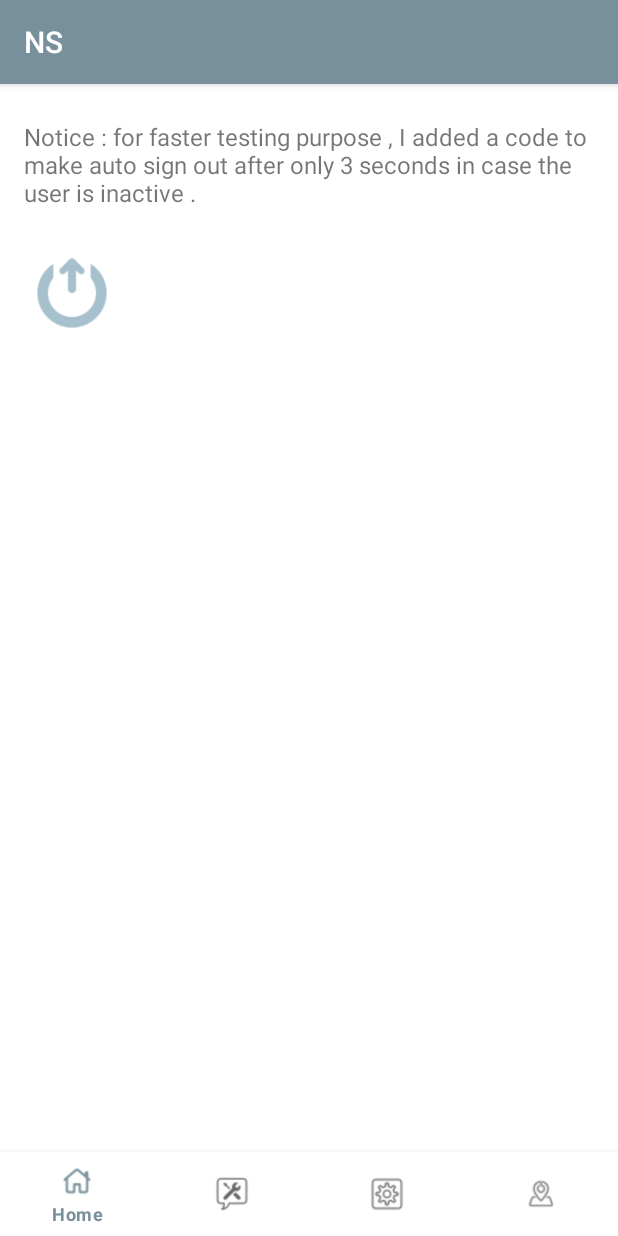
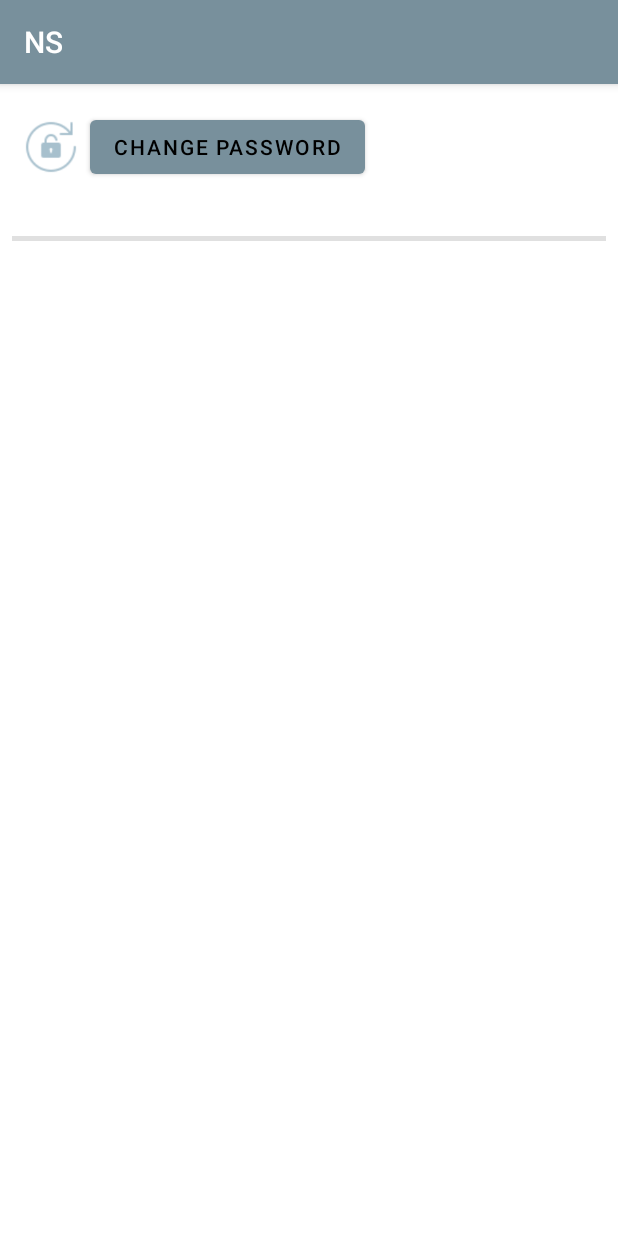
Before and after one commit to Weaam87/NS, an Android app: the screen it shows after launch once a user with an empty profile is signed in (HomeActivity before the commit, SettingsActivity after it), item 3 of the bottom bar chosen, on a phone screen of 412 x 824 dp. Run offline under Robolectric (Android 15) with nearby library versions, the phone set to English and light mode, and no system bars; our stand-ins replace Firebase (no records; nobody signed in at launch, a user with empty details on screens opened directly).

Commit message:
add settings/changePassword

```diff
--- a/app/src/main/AndroidManifest.xml
+++ b/app/src/main/AndroidManifest.xml
@@ -17,6 +17,13 @@
         android:supportsRtl="true"
         android:theme="@style/Theme.NS"
         tools:targetApi="31">
+        <activity
+            android:name=".ui.SettingsActivity"
+            android:exported="false">
+            <meta-data
+                android:name="android.app.lib_name"
+                android:value="" />
+        </activity>
         <activity
             android:name=".ui.RegisterActivity"
             android:exported="false">
--- a/app/src/main/java/com/example/ns/ui/HomeActivity.kt
+++ b/app/src/main/java/com/example/ns/ui/HomeActivity.kt
@@ -66,7 +66,8 @@ class HomeActivity : AppCompatActivity() {
                 }
                 R.id.settings -> {
                     // Respond to settings click
-                    Toast.makeText(this, "Settings", Toast.LENGTH_SHORT).show()
+                    val intent = Intent(this, SettingsActivity::class.java)
+                    startActivity(intent)
                     true
                 }
                 R.id.location -> {
@@ -134,4 +135,9 @@ class HomeActivity : AppCompatActivity() {
         stopHandler()
         super.onStop()
     }
+
+    override fun onResume() {
+        startHandler()
+        super.onResume()
+    }
 }
--- /dev/null
+++ b/app/src/main/java/com/example/ns/ui/SettingsActivity.kt
@@ -0,0 +1,108 @@
+package com.example.ns.ui
+
+import android.content.Intent
+import androidx.appcompat.app.AppCompatActivity
+import android.os.Bundle
+import android.view.View
+import android.widget.Button
+import android.widget.EditText
+import android.widget.Toast
+import com.example.ns.MainActivity
+import com.example.ns.R
+import com.google.firebase.auth.EmailAuthProvider
+import com.google.firebase.auth.FirebaseAuth
+
+class SettingsActivity : AppCompatActivity() {
+
+    private lateinit var auth: FirebaseAuth
+
+    override fun onCreate(savedInstanceState: Bundle?) {
+        super.onCreate(savedInstanceState)
+        setContentView(R.layout.activity_settings)
+
+        auth = FirebaseAuth.getInstance()
+        val changePasswordBtn: Button = findViewById(R.id.btn_change_password)
+        val currentPasswordTextInputLayout: View =
+            findViewById(R.id.current_password_textInputLayout)
+        val currentPasswordEditText: EditText = findViewById(R.id.current_password)
+        val newPasswordTextInputLayout: View = findViewById(R.id.new_password_textInputLayout)
+        val newPasswordEditText: EditText = findViewById(R.id.new_password)
+        val confirmPasswordTextInputLayout: View =
+            findViewById(R.id.confirm_password_textInputLayout_setting)
+        val confirmPasswordEditText: EditText = findViewById(R.id.confirm_password_setting)
+        val confirmChangeBtn: Button = findViewById(R.id.btn_confirm_change)
+
+        currentPasswordTextInputLayout.visibility = View.GONE
+        newPasswordTextInputLayout.visibility = View.GONE
+        confirmPasswordTextInputLayout.visibility = View.GONE
+        confirmChangeBtn.visibility = View.GONE
+
+        changePasswordBtn.setOnClickListener {
+            currentPasswordTextInputLayout.visibility = View.VISIBLE
+            newPasswordTextInputLayout.visibility = View.VISIBLE
+            confirmPasswordTextInputLayout.visibility = View.VISIBLE
+            confirmChangeBtn.visibility = View.VISIBLE
+        }
+
+        fun changePassword() {
+
+            if (currentPasswordEditText.text.isNotEmpty() &&
+                newPasswordEditText.text.isNotEmpty() &&
+                confirmPasswordEditText.text.isNotEmpty()
+            ) {
+
+                if (newPasswordEditText.text.toString() == confirmPasswordEditText.text.toString()) {
+
+                    val user = auth.currentUser
+                    if (user != null && user.email != null) {
+                        val credential = EmailAuthProvider
+                            .getCredential(user.email!!, currentPasswordEditText.text.toString())
+
+                        // Prompt the user to re-provide their sign-in credentials
+                        user.reauthenticate(credential)
+                            .addOnCompleteListener {
+                                if (it.isSuccessful) {
+                                    Toast.makeText(this, "Re-Authentication success.",Toast.LENGTH_SHORT
+                                    ).show()
+                                    user.updatePassword(newPasswordEditText.text.toString())
+                                        .addOnCompleteListener { task ->
+                                            if (task.isSuccessful) {
+                                                Toast.makeText(
+                                                    this,
+                                                    "Password changed successfully.",
+                                                    Toast.LENGTH_SHORT
+                                                ).show()
+                                                auth.signOut()
+                                                val intent = Intent(this, MainActivity::class.java)
+                                                intent.addFlags(Intent.FLAG_ACTIVITY_CLEAR_TOP)
+                                                startActivity(intent)
+                                                finish()
+                                            }
+                                        }
+
+                                } else {
+                                    Toast.makeText(this,"Re-Authentication failed.",Toast.LENGTH_SHORT
+                                    ).show()
+                                }
+                            }
+                    } else {
+                        startActivity(Intent(this, MainActivity::class.java))
+                        finish()
+                    }
+
+                } else {
+                    Toast.makeText(this, "Password mismatching.", Toast.LENGTH_SHORT).show()
+                }
+
+            } else {
+                Toast.makeText(this, "Please enter all the fields.", Toast.LENGTH_SHORT).show()
+            }
+
+        }
+
+        confirmChangeBtn.setOnClickListener {
+            changePassword()
+        }
+    }
+
+}
--- /dev/null
+++ b/app/src/main/res/layout/activity_settings.xml
@@ -0,0 +1,119 @@
+<?xml version="1.0" encoding="utf-8"?>
+<ScrollView xmlns:android="http://schemas.android.com/apk/res/android"
+    xmlns:app="http://schemas.android.com/apk/res-auto"
+    xmlns:tools="http://schemas.android.com/tools"
+    android:layout_width="match_parent"
+    android:layout_height="match_parent"
+    tools:context=".ui.SettingsActivity">
+
+    <androidx.constraintlayout.widget.ConstraintLayout
+        android:layout_width="match_parent"
+        android:layout_height="wrap_content"
+        android:focusableInTouchMode="true"
+        android:gravity="center_horizontal"
+        android:orientation="vertical">
+
+        <ImageView
+            android:id="@+id/Img_change_password"
+            android:layout_width="36dp"
+            android:layout_height="36dp"
+            android:layout_marginStart="16dp"
+            android:layout_marginTop="24dp"
+            app:layout_constraintStart_toStartOf="parent"
+            app:layout_constraintTop_toTopOf="parent"
+            app:srcCompat="@drawable/change_password" />
+
+        <com.google.android.material.button.MaterialButton
+            android:id="@+id/btn_change_password"
+            android:layout_width="wrap_content"
+            android:layout_height="wrap_content"
+            android:layout_marginStart="8dp"
+            android:layout_marginTop="24dp"
+            android:text="@string/change_password"
+            app:layout_constraintBottom_toBottomOf="@+id/Img_change_password"
+            app:layout_constraintStart_toEndOf="@+id/Img_change_password"
+            app:layout_constraintTop_toTopOf="parent" />
+
+
+        <com.google.android.material.textfield.TextInputLayout
+            android:id="@+id/current_password_textInputLayout"
+            android:layout_width="match_parent"
+            android:layout_height="wrap_content"
+            android:layout_marginHorizontal="16dp"
+            android:layout_marginTop="24dp"
+            android:hint="@string/current_password"
+            app:layout_constraintEnd_toEndOf="parent"
+            app:layout_constraintStart_toStartOf="parent"
+            app:layout_constraintTop_toBottomOf="@+id/btn_change_password">
+
+            <com.google.android.material.textfield.TextInputEditText
+                android:id="@+id/current_password"
+                android:layout_width="match_parent"
+                android:layout_height="wrap_content" />
+
+        </com.google.android.material.textfield.TextInputLayout>
+
+        <com.google.android.material.textfield.TextInputLayout
+            android:id="@+id/new_password_textInputLayout"
+            android:layout_width="match_parent"
+            android:layout_height="wrap_content"
+            android:layout_marginHorizontal="16dp"
+            android:layout_marginTop="16dp"
+            android:hint="@string/new_password"
+            app:layout_constraintEnd_toEndOf="parent"
+            app:layout_constraintStart_toStartOf="parent"
+            app:layout_constraintTop_toBottomOf="@+id/current_password_textInputLayout">
+
+            <com.google.android.material.textfield.TextInputEditText
+                android:id="@+id/new_password"
+                android:layout_width="match_parent"
+                android:layout_height="wrap_content"
+                android:inputType="textPassword" />
+
+        </com.google.android.material.textfield.TextInputLayout>
+
+        <com.google.android.material.textfield.TextInputLayout
+            android:id="@+id/confirm_password_textInputLayout_setting"
+            android:layout_width="match_parent"
+            android:layout_height="wrap_content"
+            android:layout_marginHorizontal="16dp"
+            android:layout_marginTop="16dp"
+            android:hint="@string/confirm_password"
+            app:layout_constraintEnd_toEndOf="parent"
+            app:layout_constraintStart_toStartOf="parent"
+            app:layout_constraintTop_toBottomOf="@+id/new_password_textInputLayout">
+
+            <com.google.android.material.textfield.TextInputEditText
+                android:id="@+id/confirm_password_setting"
+                android:layout_width="match_parent"
+                android:layout_height="wrap_content"
+                android:inputType="textPassword" />
+
+        </com.google.android.material.textfield.TextInputLayout>
+
+        <com.google.android.material.button.MaterialButton
+            android:id="@+id/btn_confirm_change"
+            android:layout_width="wrap_content"
+            android:layout_height="wrap_content"
+            android:layout_marginStart="16dp"
+            android:layout_marginTop="8dp"
+            android:text="@string/confirm_change"
+            app:layout_constraintBottom_toBottomOf="parent"
+            app:layout_constraintStart_toStartOf="parent"
+            app:layout_constraintTop_toBottomOf="@+id/confirm_password_textInputLayout_setting" />
+
+        <View
+            android:id="@+id/divider"
+            android:layout_width="match_parent"
+            android:layout_height="3dp"
+            android:layout_marginStart="8dp"
+            android:background="?attr/dividerHorizontal"
+            android:layout_marginTop="16dp"
+            android:layout_marginEnd="8dp"
+            app:layout_constraintEnd_toEndOf="parent"
+            app:layout_constraintStart_toStartOf="parent"
+            app:layout_constraintTop_toBottomOf="@id/btn_confirm_change" />
+
+    </androidx.constraintlayout.widget.ConstraintLayout>
+
+</ScrollView>
--- a/app/src/main/res/values/strings.xml
+++ b/app/src/main/res/values/strings.xml
@@ -18,4 +18,8 @@
     <string name="home">Home</string>
     <string name="latitude">Latitude:</string>
     <string name="longitude">Longitude:</string>
+    <string name="change_password">Change Password</string>
+    <string name="current_password">Current Password</string>
+    <string name="new_password">New Password</string>
+    <string name="confirm_change">Confirm Change</string>
 </resources>
```
Also changed, not shown: app/src/main/res/drawable-v21/change_password.png (added), app/src/main/res/drawable-v21/delete_account.png (added), app/src/main/res/drawable/change_password.png (added), app/src/main/res/drawable/delete_account.png (added).
